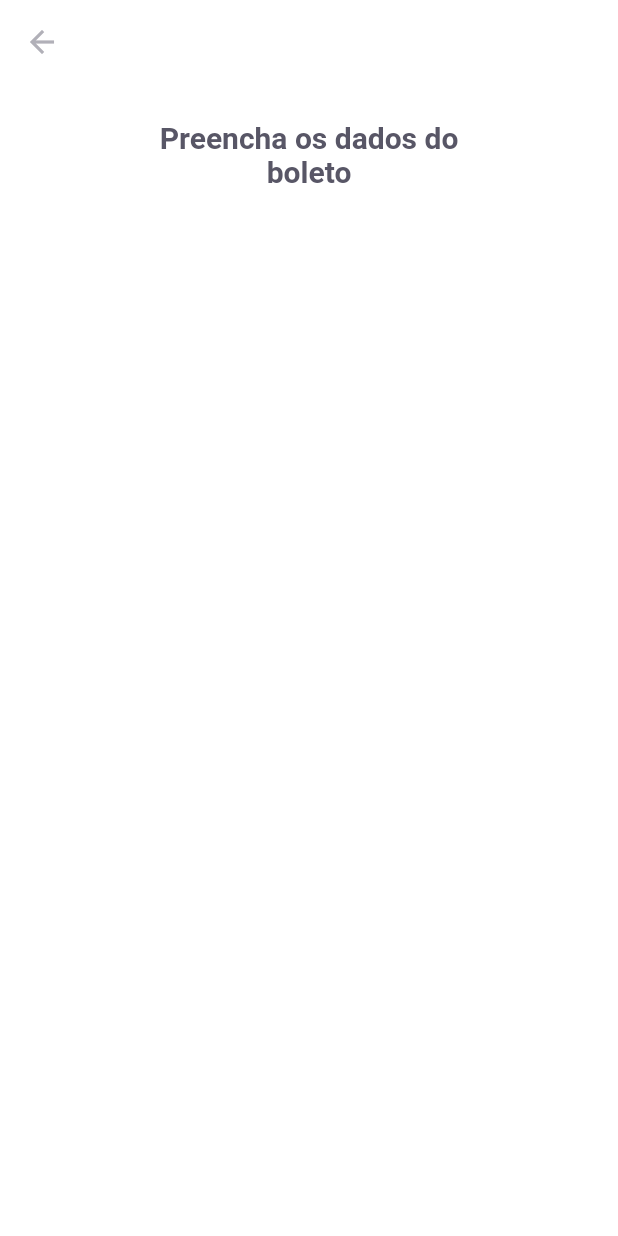
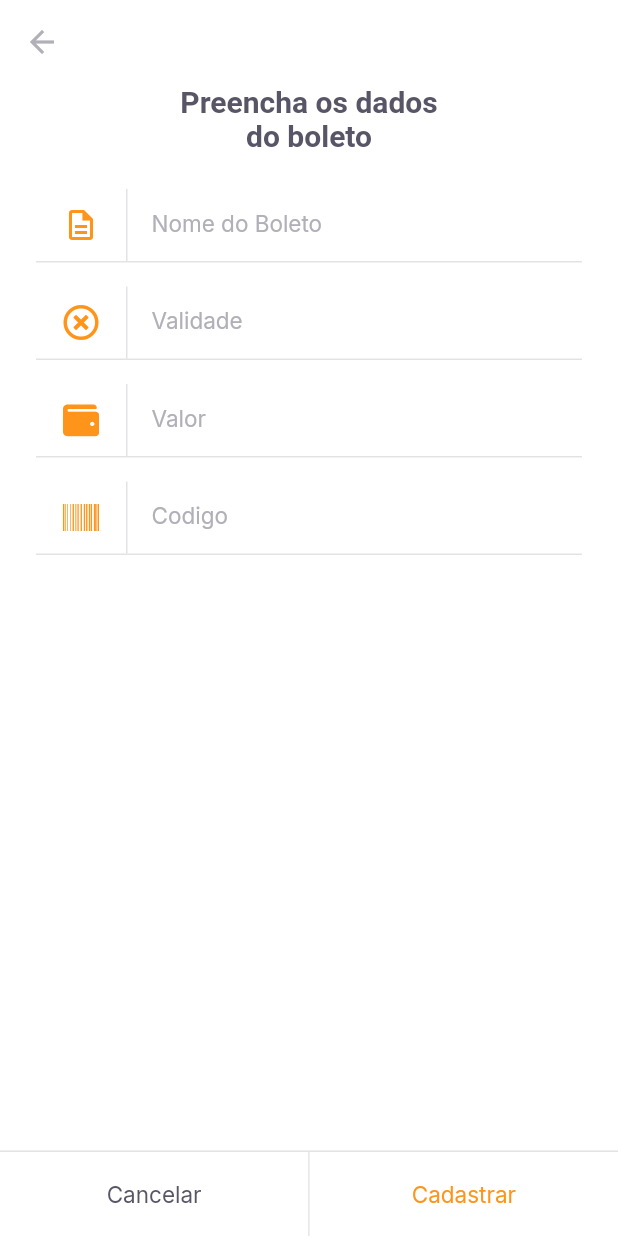
Before and after one commit to Suraia91/ticket, a Flutter app: the InsertBoletPage screen opened by its route, on a phone screen of 412 x 824 dp. Run offline on Flutter 3.47's test engine with Material 2 defaults, Android fonts, the phone set to English and light mode, and no system bars; our stand-ins replace camera, firebase_core, font_awesome_flutter, google_fonts, google_sign_in, image_picker and 1 more; missing offline and left inert: google_ml_kit; accounts and stored records are empty.

```diff
--- a/lib/data/utility/res.dart
+++ b/lib/data/utility/res.dart
@@ -131,6 +131,11 @@ class AppResources {
     fontWeight: FontWeight.w600,
     color: body,
   );
+  static final inputs = GoogleFonts.inter(
+    fontSize: 15,
+    fontWeight: FontWeight.w400,
+    color: input,
+  );
 
 //resource images
 
--- a/lib/modules/barcode_scanner/scanner_page.dart
+++ b/lib/modules/barcode_scanner/scanner_page.dart
@@ -43,7 +43,7 @@ class _ScannerPageState extends State<ScannerPage> {
           ValueListenableBuilder<BarcodeStatus>(
             valueListenable: controller.statusNotifier,
             builder: (_, status, __) {
-              if (status.showCamera) {
+              if (!status.showCamera) {
                 return Container(
                   child: controller.cameraController!.buildPreview(),
                 );
@@ -75,7 +75,7 @@ class _ScannerPageState extends State<ScannerPage> {
                   Expanded(
                       flex: 2,
                       child: Container(
-                        color: Colors.white,
+                        color: Colors.black.withOpacity(0.6),
                       )),
                   Expanded(
                       child: Container(
--- a/lib/modules/components/input_text_widget.dart
+++ b/lib/modules/components/input_text_widget.dart
@@ -29,11 +29,11 @@ class InputTextWidget extends StatelessWidget {
             initialValue: initalValue,
             validator: validator,
             onChanged: onChanged,
-            style: TextStyles.input,
+            style: AppResources.inputs,
             decoration: InputDecoration(
                 contentPadding: EdgeInsets.zero,
                 labelText: label,
-                labelStyle: TextStyles.input,
+                labelStyle: AppResources.inputs,
                 icon: Row(
                   mainAxisSize: MainAxisSize.min,
                   children: [
--- a/lib/modules/components/set_label_button.dart
+++ b/lib/modules/components/set_label_button.dart
@@ -10,6 +10,8 @@ class SetLabelButtons extends StatelessWidget {
   final String secondaryLabel;
   final VoidCallback secondaryOnPressed;
   final bool enablePrimaryColor;
+  final bool enableSecundaryColor;
+
   const SetLabelButtons({
     Key? key,
     required this.primaryLabel,
@@ -17,11 +19,23 @@ class SetLabelButtons extends StatelessWidget {
     required this.secondaryLabel,
     required this.secondaryOnPressed,
     this.enablePrimaryColor = false,
+    this.enableSecundaryColor = false,
   }) : super(key: key);
 
   @override
   Widget build(BuildContext context) {
     return Container(
+      color: AppResources.shape,
+      height: 57,
+      child: Column(
+        mainAxisSize: MainAxisSize.min,
+        children: [
+          Divider(
+            thickness: 1,
+            height: 1,
+            color: AppResources.stroke,
+          ),
+          Container(
             height: 56,
             child: Row(
               children: [
@@ -34,7 +48,14 @@ class SetLabelButtons extends StatelessWidget {
                 DividerVertical(),
                 Expanded(
                     child: LabelButton(
-                  label: secondaryLabel, onTap: secondaryOnPressed)),
+                  label: secondaryLabel,
+                  onTap: secondaryOnPressed,
+                  style:
+                      enableSecundaryColor ? AppResources.buttonPrimary : null,
+                )),
+              ],
+            ),
+          ),
         ],
       ),
     );
--- a/lib/modules/home/home_page.dart
+++ b/lib/modules/home/home_page.dart
@@ -75,7 +75,7 @@ class _HomePageState extends State<HomePage> {
               onTap: () {
                 Navigator.pushReplacementNamed(context, '/insert_bolet');
 
-                // Navigator.pushNamed(context, "/barcode_scanner");
+                //  Navigator.pushNamed(context, "/barcode_scanner");
                 print('rota');
               },
               child: Container(
--- a/lib/modules/insert_bolet/inser_boletpage.dart
+++ b/lib/modules/insert_bolet/inser_boletpage.dart
@@ -1,5 +1,8 @@
 import 'package:flutter/material.dart';
+import 'package:font_awesome_flutter/font_awesome_flutter.dart';
 import 'package:ticket/data/utility/res.dart';
+import 'package:ticket/modules/components/input_text_widget.dart';
+import 'package:ticket/modules/components/set_label_button.dart';
 
 class InsertBoletPage extends StatelessWidget {
   const InsertBoletPage({Key? key}) : super(key: key);
@@ -12,22 +15,53 @@ class InsertBoletPage extends StatelessWidget {
         backgroundColor: AppResources.background,
         elevation: 0,
         leading: BackButton(
+          onPressed: () {
+            Navigator.pop(context);
+          },
           color: AppResources.input,
         ),
       ),
-      body: Column(
+      body: Padding(
+        padding: const EdgeInsets.symmetric(horizontal: 24.0),
+        child: Column(
           crossAxisAlignment: CrossAxisAlignment.center,
           children: [
             Padding(
-            padding: const EdgeInsets.symmetric(horizontal: 93, vertical: 24),
+              padding: const EdgeInsets.symmetric(horizontal: 93),
               child: Text(
                 'Preencha os dados do boleto',
                 style: AppResources.titleBoldHeading,
                 textAlign: TextAlign.center,
               ),
             ),
+            SizedBox(
+              height: 24,
+            ),
+            InputTextWidget(
+                label: 'Nome do Boleto',
+                icon: Icons.description_outlined,
+                onChanged: (value) {}),
+            InputTextWidget(
+                label: 'Validade',
+                icon: FontAwesomeIcons.timesCircle,
+                onChanged: (value) {}),
+            InputTextWidget(
+                label: 'Valor',
+                icon: FontAwesomeIcons.wallet,
+                onChanged: (value) {}),
+            InputTextWidget(
+                label: 'Codigo',
+                icon: FontAwesomeIcons.barcode,
+                onChanged: (value) {})
           ],
         ),
+      ),
+      bottomNavigationBar: SetLabelButtons(
+          enableSecundaryColor: true,
+          primaryLabel: 'Cancelar',
+          primaryOnPressed: () {},
+          secondaryLabel: 'Cadastrar',
+          secondaryOnPressed: () {}),
     );
   }
 }
```
Lines whose indentation alone changed are shown as unchanged.
